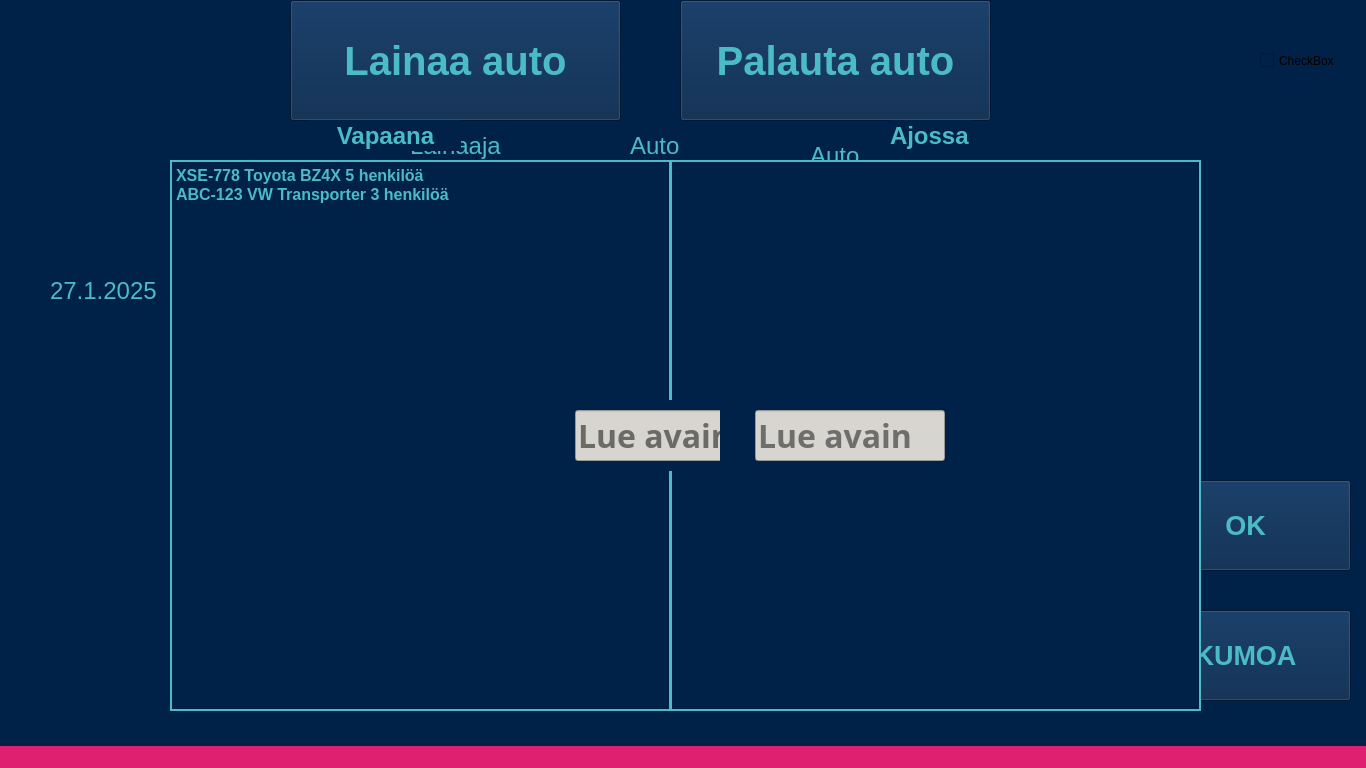
The window that user.ui (HennaSalla/Autolainaus_Asiakas) describes before a commit, drawn with Qt 5.
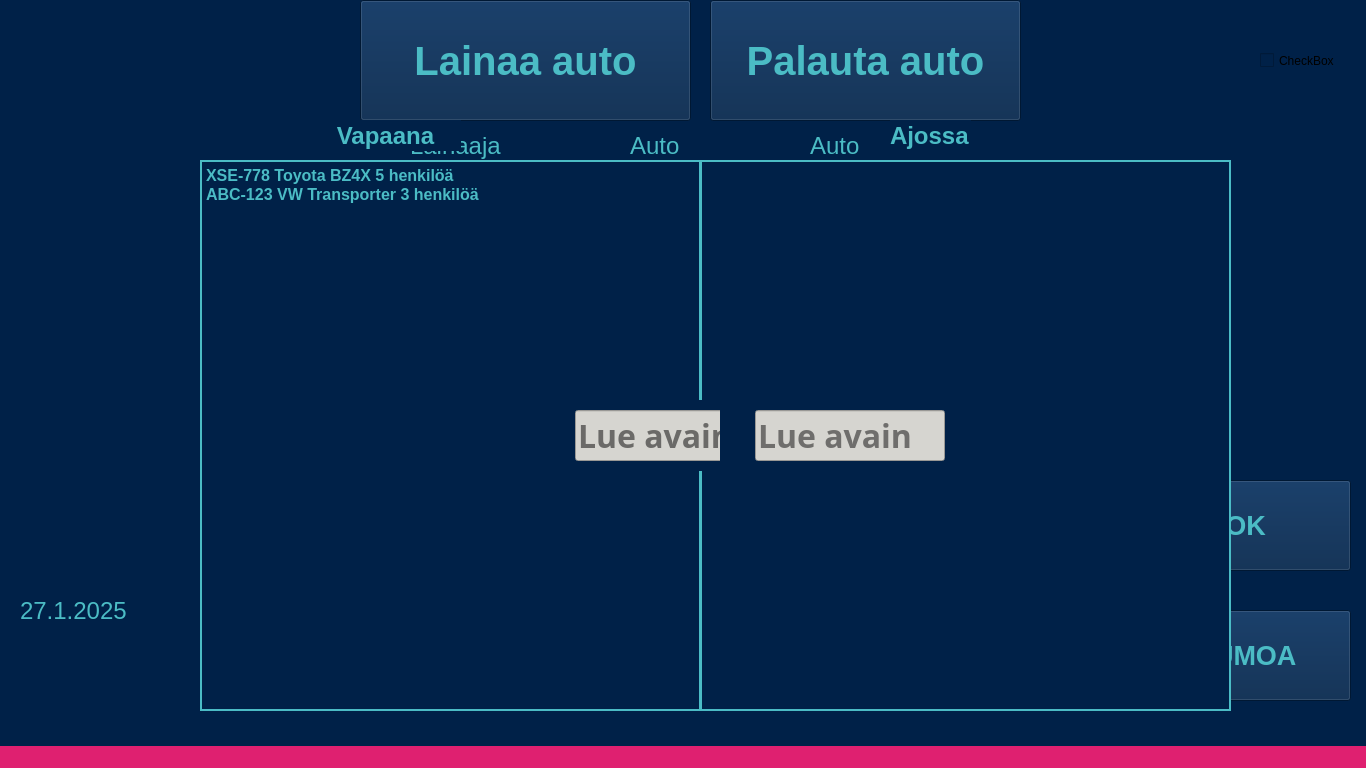
The same window after the commit. Icons and pictures are not drawn.

What changed in the file:
```diff
--- a/user.ui
+++ b/user.ui
@@ -26,7 +26,7 @@
    <widget class="QPushButton" name="takeCarPushButton">
     <property name="geometry">
      <rect>
-      <x>290</x>
+      <x>360</x>
       <y>0</y>
       <width>331</width>
       <height>121</height>
@@ -51,7 +51,7 @@
    <widget class="QPushButton" name="returnCarPushButton">
     <property name="geometry">
      <rect>
-      <x>680</x>
+      <x>710</x>
       <y>0</y>
       <width>311</width>
       <height>121</height>
@@ -117,7 +117,7 @@
     <property name="geometry">
      <rect>
       <x>810</x>
-      <y>140</y>
+      <y>130</y>
       <width>61</width>
       <height>31</height>
      </rect>
@@ -138,7 +138,7 @@
     <property name="geometry">
      <rect>
       <x>780</x>
-      <y>190</y>
+      <y>180</y>
       <width>140</width>
       <height>210</height>
      </rect>
@@ -156,8 +156,8 @@
    <widget class="QLabel" name="clockPictureLabel">
     <property name="geometry">
      <rect>
-      <x>220</x>
-      <y>170</y>
+      <x>230</x>
+      <y>490</y>
       <width>111</width>
       <height>91</height>
      </rect>
@@ -238,8 +238,8 @@
    <widget class="QLabel" name="calenderLabel">
     <property name="geometry">
      <rect>
-      <x>60</x>
-      <y>170</y>
+      <x>30</x>
+      <y>500</y>
       <width>111</width>
       <height>91</height>
      </rect>
@@ -257,8 +257,8 @@
    <widget class="QLabel" name="dateLabel">
     <property name="geometry">
      <rect>
-      <x>50</x>
-      <y>280</y>
+      <x>20</x>
+      <y>600</y>
       <width>141</width>
       <height>21</height>
      </rect>
@@ -303,8 +303,8 @@
    <widget class="QLabel" name="hourLabel">
     <property name="geometry">
      <rect>
-      <x>240</x>
-      <y>280</y>
+      <x>250</x>
+      <y>600</y>
       <width>61</width>
       <height>21</height>
      </rect>
@@ -537,8 +537,8 @@
    <widget class="QLabel" name="carPicturesLabel">
     <property name="geometry">
      <rect>
-      <x>20</x>
-      <y>410</y>
+      <x>990</x>
+      <y>180</y>
       <width>341</width>
       <height>261</height>
      </rect>
@@ -562,7 +562,7 @@
    <widget class="QPlainTextEdit" name="freeCarPlainTextEdit">
     <property name="geometry">
      <rect>
-      <x>170</x>
+      <x>200</x>
       <y>160</y>
       <width>501</width>
       <height>551</height>
@@ -596,7 +596,7 @@
    <widget class="QPlainTextEdit" name="drivingCarPlainTextEdit">
     <property name="geometry">
      <rect>
-      <x>670</x>
+      <x>700</x>
       <y>160</y>
       <width>531</width>
       <height>551</height>
```
Left out of the diff: 4 changed lines with no effect on the pictures.
